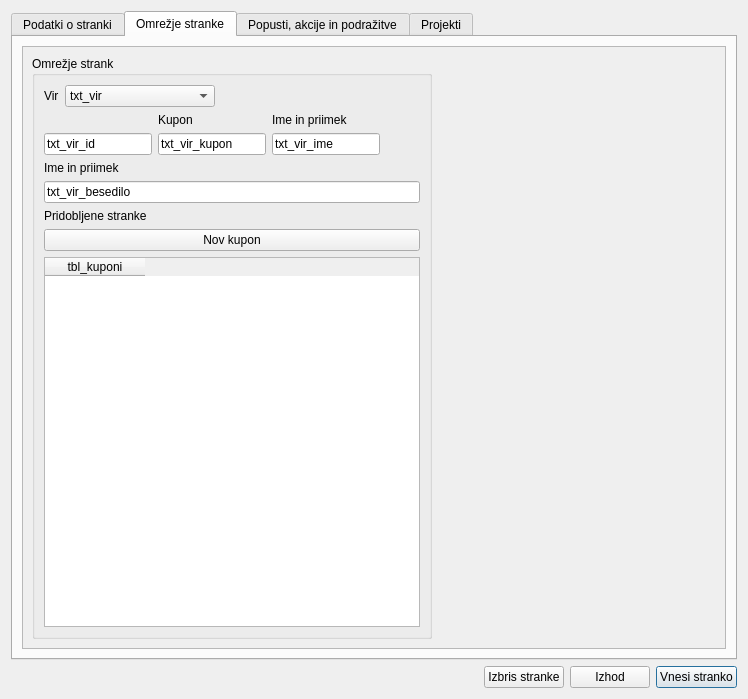
Qt form stranke.ui (bubi-luka/BubiRacun) before a commit.
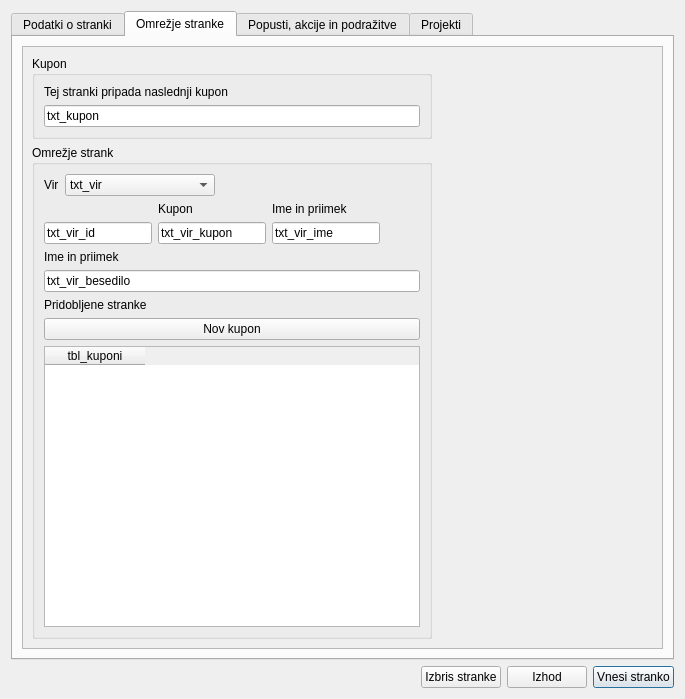
The same form after that commit. The open tabs and pages were chosen to show the change.

The edit to the form file:
```diff
--- a/stranke.ui
+++ b/stranke.ui
@@ -9,7 +9,7 @@
    <rect>
     <x>0</x>
     <y>0</y>
-    <width>748</width>
+    <width>685</width>
     <height>699</height>
    </rect>
   </property>
@@ -711,12 +711,48 @@
            <rect>
             <x>0</x>
             <y>0</y>
-            <width>706</width>
+            <width>643</width>
             <height>591</height>
            </rect>
           </property>
-          <layout class="QHBoxLayout" name="horizontalLayout_5">
-           <item>
+          <layout class="QGridLayout" name="gridLayout_16">
+           <item row="0" column="0">
+            <widget class="QGroupBox" name="groupBox_14">
+             <property name="title">
+              <string>Kupon</string>
+             </property>
+             <layout class="QVBoxLayout" name="verticalLayout_5">
+              <item>
+               <widget class="QLabel" name="label_43">
+                <property name="text">
+                 <string>Tej stranki pripada naslednji kupon</string>
+                </property>
+               </widget>
+              </item>
+              <item>
+               <widget class="QLineEdit" name="txt_kupon">
+                <property name="text">
+                 <string>txt_kupon</string>
+                </property>
+               </widget>
+              </item>
+             </layout>
+            </widget>
+           </item>
+           <item row="0" column="1">
+            <spacer name="horizontalSpacer_7">
+             <property name="orientation">
+              <enum>Qt::Horizontal</enum>
+             </property>
+             <property name="sizeHint" stdset="0">
+              <size>
+               <width>195</width>
+               <height>20</height>
+              </size>
+             </property>
+            </spacer>
+           </item>
+           <item row="1" column="0">
             <widget class="QGroupBox" name="groupBox_7">
              <property name="title">
               <string>Omrežje strank</string>
@@ -862,19 +898,6 @@
              </layout>
             </widget>
            </item>
-           <item>
-            <spacer name="horizontalSpacer_7">
-             <property name="orientation">
-              <enum>Qt::Horizontal</enum>
-             </property>
-             <property name="sizeHint" stdset="0">
-              <size>
-               <width>195</width>
-               <height>20</height>
-              </size>
-             </property>
-            </spacer>
-           </item>
           </layout>
          </widget>
         </widget>
```
Left out of the diff: 43 changed lines with no effect on the pictures.
